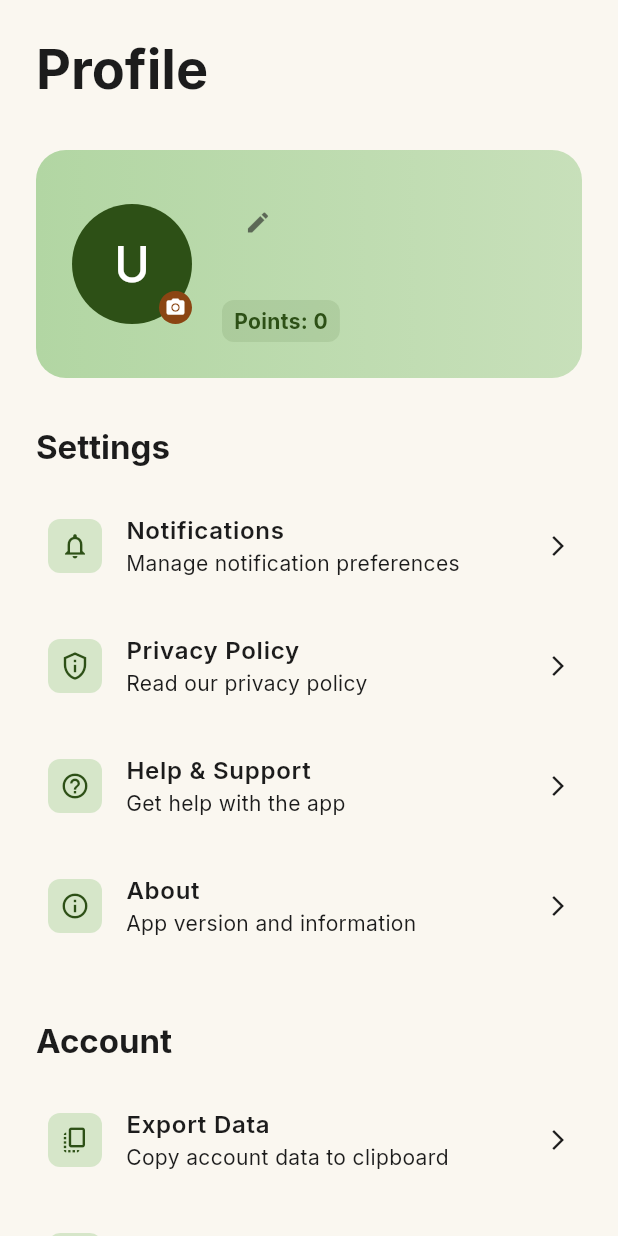
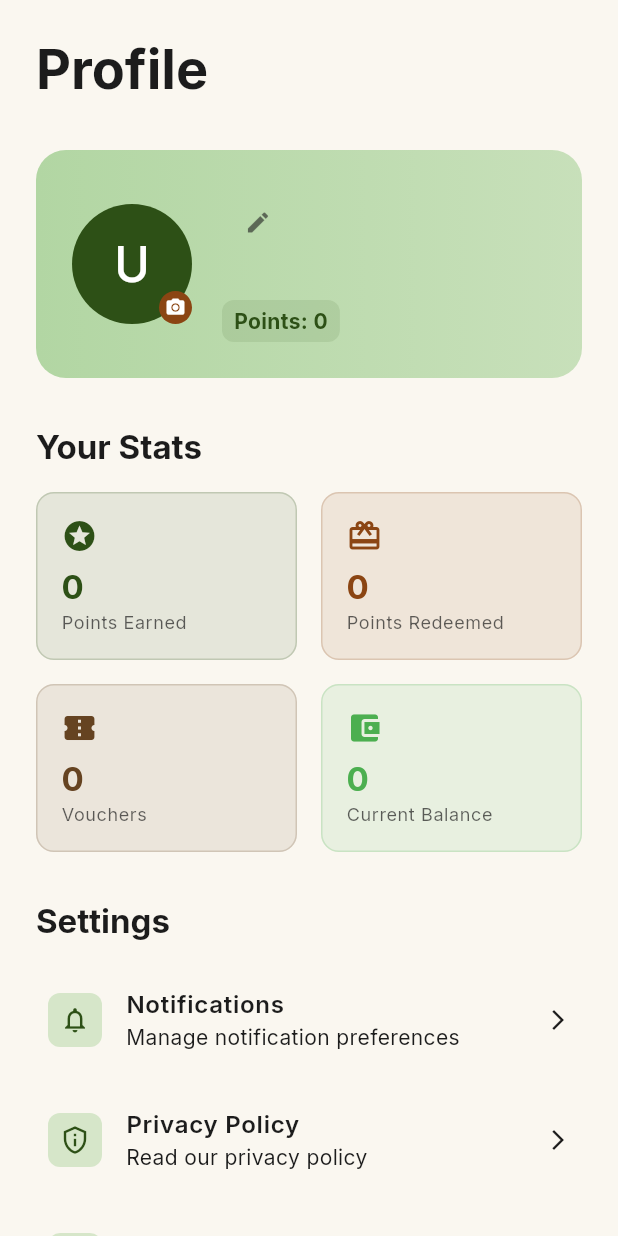
Before and after one commit to FabLords05/Tap-Collect, a Flutter app: the ProfileScreen screen opened directly, on a phone screen of 412 x 824 dp. Run offline on Flutter 3.47's test engine with Material 3 defaults, Android fonts, the phone set to English and light mode, and no system bars; our stand-ins replace google_fonts, image_picker, logger, qr_flutter, shared_preferences, sqflite; missing offline and left inert: mobile_scanner, nfc_manager; accounts and stored records are empty.

Commit message:
reverted features for the profile page

```diff
--- a/lib/screens/home/profile_screen.dart
+++ b/lib/screens/home/profile_screen.dart
@@ -1,10 +1,12 @@
 import 'package:flutter/material.dart';
 import 'package:flutter/services.dart'; // For Clipboard
-import 'dart:convert'; // For JSON formatting
+import 'dart:convert'; // For JSON formatting and base64Decode
 import 'package:image_picker/image_picker.dart';
 import 'package:grove_rewards/services/auth_service.dart';
 import 'package:grove_rewards/services/api_service.dart';
 import 'package:grove_rewards/services/points_service.dart';
+import 'package:grove_rewards/services/voucher_service.dart'; // Added back
+import 'package:grove_rewards/services/app_logger.dart'; // Added back
 import 'package:grove_rewards/screens/auth/login_screen.dart';
 
 class ProfileScreen extends StatefulWidget {
@@ -15,27 +17,104 @@ class ProfileScreen extends StatefulWidget {
 }
 
 class _ProfileScreenState extends State<ProfileScreen> {
-  bool _isLoading = false;
-  int _balance = 0;
+  bool _isLoading = true;
+  Map<String, int> _pointsSummary = {};
+  Map<String, int> _voucherStats = {};
 
   @override
   void initState() {
     super.initState();
-    _loadData();
+    _loadProfileData();
   }
 
-  Future<void> _loadData() async {
-    // Refresh points balance
-    final points = await PointsService.getBalance();
-    if (mounted) {
-      setState(() {
-        _balance = points;
-      });
+  Future<void> _loadProfileData() async {
+    try {
+      // Fetching all detailed stats
+      final pointsSummary = await PointsService.getPointsSummary();
+      final voucherStats = await VoucherService.getVoucherStats();
+
+      if (mounted) {
+        setState(() {
+          _pointsSummary = pointsSummary;
+          _voucherStats = voucherStats;
+          _isLoading = false;
+        });
+      }
+    } catch (e) {
+      if (mounted) {
+        setState(() {
+          _isLoading = false;
+        });
+      }
     }
   }
 
-  // --- EDIT NAME LOGIC ---
+  // --- HELPER FOR PHOTOS ---
+  ImageProvider? _getAvatarImage(String? avatar) {
+    if (avatar == null || avatar.isEmpty) return null;
+    if (avatar.startsWith('http')) {
+      return NetworkImage(avatar);
+    }
+    try {
+      return MemoryImage(base64Decode(avatar));
+    } catch (e) {
+      return null;
+    }
+  }
+
+  // --- UPLOAD AVATAR LOGIC ---
+  Future<void> _pickAndUploadAvatar() async {
+    final user = AuthService.currentUser;
+    if (user == null) return;
+
+    final picker = ImagePicker();
+    final XFile? image = await picker.pickImage(
+      source: ImageSource.gallery,
+      maxWidth: 512,
+      maxHeight: 512,
+      imageQuality: 70,
+    );
+
+    if (image == null) return;
+
+    // Show loading indicator
+    final navigator = Navigator.of(context);
+    final messenger = ScaffoldMessenger.of(context);
+    navigator.push(DialogRoute<void>(
+        context: context,
+        builder: (c) => const Center(child: CircularProgressIndicator())));
+
+    try {
+      final bytes = await image.readAsBytes();
+      final base64Image = base64Encode(bytes);
+
+      final avatarPath =
+          await ApiService.uploadAvatar(user.id, image.name, base64Image);
+
+      navigator.pop(); // Dismiss loading
+
+      if (avatarPath != null) {
+        final updatedUser = user.copyWith(avatar: avatarPath);
+        await AuthService.updateCurrentUser(updatedUser);
+
+        setState(() {}); // Refresh UI to show new image
+        messenger.showSnackBar(
+          const SnackBar(content: Text('Avatar updated successfully!')),
+        );
+      } else {
+        throw Exception("Upload failed");
+      }
+    } catch (e) {
+      navigator.pop(); // Dismiss loading on error
+      messenger.showSnackBar(
+        const SnackBar(content: Text('Failed to upload image. Server error.')),
+      );
+    }
+  }
+
+  // --- EDIT PROFILE LOGIC ---
   void _showEditProfileDialog() {
+    final theme = Theme.of(context);
     final user = AuthService.currentUser;
     final nameController = TextEditingController(text: user?.name ?? '');
 
@@ -62,9 +141,13 @@ class _ProfileScreenState extends State<ProfileScreen> {
               final newName = nameController.text.trim();
               if (newName.isEmpty) return;
 
-              Navigator.pop(context); // Close dialog
+              Navigator.pop(context);
               _updateProfileField(name: newName);
             },
+            style: ElevatedButton.styleFrom(
+              backgroundColor: theme.colorScheme.primary,
+              foregroundColor: theme.colorScheme.onPrimary,
+            ),
             child: const Text('Save'),
           ),
         ],
@@ -72,60 +155,6 @@ class _ProfileScreenState extends State<ProfileScreen> {
     );
   }
 
-  // --- UPLOAD AVATAR LOGIC ---
-  Future<void> _pickAndUploadAvatar() async {
-    final user = AuthService.currentUser;
-    if (user == null) return;
-
-    final picker = ImagePicker();
-    // Pick image from gallery
-    final XFile? image = await picker.pickImage(
-      source: ImageSource.gallery,
-      maxWidth: 512, // Limit size for performance
-      maxHeight: 512,
-      imageQuality: 70,
-    );
-
-    if (image == null) return; // User cancelled
-
-    setState(() => _isLoading = true);
-
-    try {
-      // 1. Read file as bytes
-      final bytes = await image.readAsBytes();
-      // 2. Convert to Base64 string
-      final base64Image = base64Encode(bytes);
-
-      // 3. Upload to Server
-      final avatarPath =
-          await ApiService.uploadAvatar(user.id, image.name, base64Image);
-
-      if (avatarPath != null) {
-        // 4. Update Local State
-        final updatedUser = user.copyWith(avatar: avatarPath);
-        await AuthService.updateCurrentUser(updatedUser);
-
-        if (mounted) {
-          ScaffoldMessenger.of(context).showSnackBar(
-            const SnackBar(content: Text('Avatar updated successfully!')),
-          );
-        }
-      } else {
-        throw Exception("Upload failed");
-      }
-    } catch (e) {
-      if (mounted) {
-        ScaffoldMessenger.of(context).showSnackBar(
-          const SnackBar(
-              content: Text('Failed to upload image. Server error.')),
-        );
-      }
-    } finally {
-      if (mounted) setState(() => _isLoading = false);
-    }
-  }
-
-  // Helper to update user fields
   Future<void> _updateProfileField({String? name}) async {
     final user = AuthService.currentUser;
     if (user == null) return;
@@ -133,12 +162,10 @@ class _ProfileScreenState extends State<ProfileScreen> {
     setState(() => _isLoading = true);
 
     try {
-      // 1. Send Update to Server
       bool success = await ApiService.updateUser(user.id, {
         if (name != null) 'name': name,
       });
 
-      // 2. If Server accepted, update Local Storage
       if (success) {
         final updatedUser = user.copyWith(name: name);
         await AuthService.updateCurrentUser(updatedUser);
@@ -157,6 +184,132 @@ class _ProfileScreenState extends State<ProfileScreen> {
       }
     } finally {
       if (mounted) setState(() => _isLoading = false);
+    }
+  }
+
+  // --- EXPORT DATA LOGIC ---
+  Future<void> _exportAccountData() async {
+    final user = AuthService.currentUser;
+    if (user == null) return;
+
+    showDialog(
+      context: context,
+      barrierDismissible: false,
+      builder: (context) => const Center(child: CircularProgressIndicator()),
+    );
+
+    try {
+      final data = await ApiService.exportUserData(user.id);
+      Navigator.of(context).pop(); // Dismiss loading
+
+      if (data == null) {
+        ScaffoldMessenger.of(context).showSnackBar(
+            const SnackBar(content: Text('Failed to export data')));
+        return;
+      }
+
+      final jsonString = JsonEncoder.withIndent('  ').convert(data);
+      await Clipboard.setData(ClipboardData(text: jsonString));
+
+      ScaffoldMessenger.of(context).showSnackBar(
+        const SnackBar(content: Text('Account data copied to clipboard')),
+      );
+    } catch (e, st) {
+      Navigator.of(context).pop();
+      AppLogger.error('Export account error: $e', e, st);
+      ScaffoldMessenger.of(context).showSnackBar(
+          const SnackBar(content: Text('An error occurred exporting data')));
+    }
+  }
+
+  // --- DELETE ACCOUNT LOGIC ---
+  Future<void> _confirmDeleteAccount() async {
+    final exportConfirmed = await showDialog<bool>(
+      context: context,
+      builder: (context) => AlertDialog(
+        shape: RoundedRectangleBorder(borderRadius: BorderRadius.circular(16)),
+        title: const Text('Export Data'),
+        content: const Text(
+            'Would you like to export your account data before deletion?'),
+        actions: [
+          TextButton(
+              onPressed: () => Navigator.of(context).pop(false),
+              child: const Text('No')),
+          ElevatedButton(
+              onPressed: () => Navigator.of(context).pop(true),
+              child: const Text('Yes')),
+        ],
+      ),
+    );
+
+    if (exportConfirmed == true) {
+      await _exportAccountData();
+    }
+
+    final confirmed = await showDialog<bool>(
+      context: context,
+      builder: (context) => AlertDialog(
+        shape: RoundedRectangleBorder(borderRadius: BorderRadius.circular(16)),
+        title: const Text('Delete Account'),
+        content: const Text(
+          'This action is irreversible. Are you sure you want to permanently delete your account and all associated data?',
+        ),
+        actions: [
+          TextButton(
+              onPressed: () => Navigator.of(context).pop(false),
+              child: const Text('Cancel')),
+          ElevatedButton(
+            onPressed: () => Navigator.of(context).pop(true),
+            style: ElevatedButton.styleFrom(
+                backgroundColor: Colors.red, foregroundColor: Colors.white),
+            child: const Text('Delete'),
+          ),
+        ],
+      ),
+    );
+
+    if (confirmed == true) {
+      await _deleteAccount();
+    }
+  }
+
+  Future<void> _deleteAccount() async {
+    final user = AuthService.currentUser;
+    if (user == null) return;
+
+    final navigator = Navigator.of(context);
+    final messenger = ScaffoldMessenger.of(context);
+
+    navigator.push(DialogRoute<void>(
+      context: context,
+      builder: (context) => const Center(child: CircularProgressIndicator()),
+    ));
+
+    try {
+      final success = await ApiService.deleteUser(user.id);
+      navigator.pop();
+
+      if (success) {
+        await AuthService.logout();
+        navigator.pushAndRemoveUntil(
+          MaterialPageRoute(builder: (context) => const LoginScreen()),
+          (route) => false,
+        );
+      } else {
+        messenger.showSnackBar(
+          const SnackBar(
+              content: Text('Failed to delete account. Please try again.'),
+              backgroundColor: Colors.red),
+        );
+      }
+    } catch (e, st) {
+      navigator.pop();
+      AppLogger.error('Delete account error: $e', e, st);
+      messenger.showSnackBar(
+        const SnackBar(
+            content: Text('An error occurred. Please try again later.'),
+            backgroundColor: Colors.red),
+      );
     }
   }
 
@@ -201,7 +354,7 @@ class _ProfileScreenState extends State<ProfileScreen> {
     return Scaffold(
       backgroundColor: theme.colorScheme.surface,
       body: SafeArea(
-        child: _isLoading
+        child: _isLoading && _pointsSummary.isEmpty
             ? const Center(child: CircularProgressIndicator())
             : SingleChildScrollView(
                 padding: const EdgeInsets.all(24),
@@ -230,7 +383,6 @@ class _ProfileScreenState extends State<ProfileScreen> {
                       ),
                       child: Row(
                         children: [
-                          // Avatar with Edit Badge
                           GestureDetector(
                             onTap: _pickAndUploadAvatar,
                             child: Stack(
@@ -238,12 +390,8 @@ class _ProfileScreenState extends State<ProfileScreen> {
                                 CircleAvatar(
                                   radius: 40,
                                   backgroundColor: theme.colorScheme.primary,
-                                  backgroundImage: user.avatar != null &&
-                                          user.avatar!.startsWith('http')
-                                      ? NetworkImage(user.avatar!)
-                                      : null,
-                                  child: user.avatar == null ||
-                                          !user.avatar!.startsWith('http')
+                                  backgroundImage: _getAvatarImage(user.avatar),
+                                  child: _getAvatarImage(user.avatar) == null
                                       ? Text(
                                           user.name.isNotEmpty
                                               ? user.name[0].toUpperCase()
@@ -273,7 +421,6 @@ class _ProfileScreenState extends State<ProfileScreen> {
                             ),
                           ),
                           const SizedBox(width: 20),
-                          // Name and Email
                           Expanded(
                             child: Column(
                               crossAxisAlignment: CrossAxisAlignment.start,
@@ -314,7 +461,7 @@ class _ProfileScreenState extends State<ProfileScreen> {
                                     borderRadius: BorderRadius.circular(8),
                                   ),
                                   child: Text(
-                                    'Points: $_balance',
+                                    'Points: ${_pointsSummary['currentBalance'] ?? 0}',
                                     style: TextStyle(
                                         color: theme.colorScheme.primary,
                                         fontWeight: FontWeight.bold),
@@ -329,7 +476,69 @@ class _ProfileScreenState extends State<ProfileScreen> {
 
                     const SizedBox(height: 32),
 
-                    // --- GENERAL SETTINGS (Restored) ---
+                    // --- STATS SECTION ---
+                    Text(
+                      'Your Stats',
+                      style: theme.textTheme.titleLarge?.copyWith(
+                        color: theme.colorScheme.onSurface,
+                        fontWeight: FontWeight.bold,
+                      ),
+                    ),
+                    const SizedBox(height: 16),
+
+                    Row(
+                      children: [
+                        Expanded(
+                          child: _buildStatCard(
+                            context,
+                            icon: Icons.stars,
+                            title: 'Points Earned',
+                            value: '${_pointsSummary['totalEarned'] ?? 0}',
+                            color: theme.colorScheme.primary,
+                          ),
+                        ),
+                        const SizedBox(width: 16),
+                        Expanded(
+                          child: _buildStatCard(
+                            context,
+                            icon: Icons.redeem,
+                            title: 'Points Redeemed',
+                            value: '${_pointsSummary['totalRedeemed'] ?? 0}',
+                            color: theme.colorScheme.secondary,
+                          ),
+                        ),
+                      ],
+                    ),
+
+                    const SizedBox(height: 16),
+
+                    Row(
+                      children: [
+                        Expanded(
+                          child: _buildStatCard(
+                            context,
+                            icon: Icons.confirmation_num,
+                            title: 'Vouchers',
+                            value: '${_voucherStats['total'] ?? 0}',
+                            color: theme.colorScheme.tertiary,
+                          ),
+                        ),
+                        const SizedBox(width: 16),
+                        Expanded(
+                          child: _buildStatCard(
+                            context,
+                            icon: Icons.account_balance_wallet,
+                            title: 'Current Balance',
+                            value: '${_pointsSummary['currentBalance'] ?? 0}',
+                            color: Colors.green,
+                          ),
+                        ),
+                      ],
+                    ),
+
+                    const SizedBox(height: 32),
+
+                    // --- GENERAL SETTINGS ---
                     Text('Settings',
                         style: theme.textTheme.titleLarge
                             ?.copyWith(fontWeight: FontWeight.bold)),
@@ -343,8 +552,8 @@ class _ProfileScreenState extends State<ProfileScreen> {
                       onTap: () {
                         ScaffoldMessenger.of(context).showSnackBar(
                           const SnackBar(
-                            content: Text('Notification settings coming soon!'),
-                          ),
+                              content:
+                                  Text('Notification settings coming soon!')),
                         );
                       },
                     ),
@@ -357,8 +566,7 @@ class _ProfileScreenState extends State<ProfileScreen> {
                       onTap: () {
                         ScaffoldMessenger.of(context).showSnackBar(
                           const SnackBar(
-                            content: Text('Privacy policy coming soon!'),
-                          ),
+                              content: Text('Privacy policy coming soon!')),
                         );
                       },
                     ),
@@ -371,8 +579,7 @@ class _ProfileScreenState extends State<ProfileScreen> {
                       onTap: () {
                         ScaffoldMessenger.of(context).showSnackBar(
                           const SnackBar(
-                            content: Text('Help & support coming soon!'),
-                          ),
+                              content: Text('Help & support coming soon!')),
                         );
                       },
                     ),
@@ -393,10 +600,8 @@ class _ProfileScreenState extends State<ProfileScreen> {
                               color: theme.colorScheme.primary,
                               borderRadius: BorderRadius.circular(12),
                             ),
-                            child: Icon(
-                              Icons.nfc,
-                              color: theme.colorScheme.onPrimary,
-                            ),
+                            child: Icon(Icons.nfc,
+                                color: theme.colorScheme.onPrimary),
                           ),
                           children: [
                             const Text(
@@ -414,68 +619,20 @@ class _ProfileScreenState extends State<ProfileScreen> {
                             ?.copyWith(fontWeight: FontWeight.bold)),
                     const SizedBox(height: 16),
 
-                    // Export Data (Clipboard)
                     _buildSettingsItem(
                       context,
                       icon: Icons.copy_all,
                       title: 'Export Data',
                       subtitle: 'Copy account data to clipboard',
-                      onTap: () async {
-                        final data = await ApiService.exportUserData(user.id);
-                        if (data != null) {
-                          await Clipboard.setData(
-                              ClipboardData(text: jsonEncode(data)));
-                          if (mounted) {
-                            ScaffoldMessenger.of(context).showSnackBar(
-                              const SnackBar(
-                                  content: Text('Data copied to clipboard!')),
-                            );
-                          }
-                        }
-                      },
+                      onTap: _exportAccountData,
                     ),
 
-                    // Delete Account
                     _buildSettingsItem(
                       context,
                       icon: Icons.delete_outline,
                       title: 'Delete Account',
                       subtitle: 'Permanently remove your data',
-                      onTap: () async {
-                        final confirm = await showDialog<bool>(
-                          context: context,
-                          builder: (c) => AlertDialog(
-                            title: const Text("Delete Account"),
-                            content: const Text(
-                                "This cannot be undone. Are you sure?"),
-                            actions: [
-                              TextButton(
-                                  onPressed: () => Navigator.pop(c, false),
-                                  child: const Text("Cancel")),
-                              ElevatedButton(
-                                  style: ElevatedButton.styleFrom(
-                                      backgroundColor: Colors.red),
-                                  onPressed: () => Navigator.pop(c, true),
-                                  child: const Text("Delete",
-                                      style: TextStyle(color: Colors.white))),
-                            ],
-                          ),
-                        );
-
-                        if (confirm == true) {
-                          final success = await ApiService.deleteUser(user.id);
-                          if (success) {
-                            await AuthService.logout();
-                            if (mounted) {
-                              Navigator.of(context).pushAndRemoveUntil(
-                                MaterialPageRoute(
-                                    builder: (_) => const LoginScreen()),
-                                (r) => false,
-                              );
-                            }
-                          }
-                        }
-                      },
+                      onTap: _confirmDeleteAccount,
                     ),
 
                     const SizedBox(height: 32),
@@ -499,6 +656,45 @@ class _ProfileScreenState extends State<ProfileScreen> {
                   ],
                 ),
               ),
+      ),
+    );
+  }
+
+  Widget _buildStatCard(
+    BuildContext context, {
+    required IconData icon,
+    required String title,
+    required String value,
+    required Color color,
+  }) {
+    final theme = Theme.of(context);
+    return Container(
+      padding: const EdgeInsets.all(16),
+      decoration: BoxDecoration(
+        color: color.withOpacity(0.1),
+        borderRadius: BorderRadius.circular(12),
+        border: Border.all(color: color.withOpacity(0.2)),
+      ),
+      child: Column(
+        crossAxisAlignment: CrossAxisAlignment.start,
+        children: [
+          Icon(icon, color: color, size: 24),
+          const SizedBox(height: 8),
+          Text(
+            value,
+            style: theme.textTheme.titleLarge?.copyWith(
+              color: color,
+              fontWeight: FontWeight.bold,
+            ),
+          ),
+          const SizedBox(height: 2),
+          Text(
+            title,
+            style: theme.textTheme.bodySmall?.copyWith(
+              color: theme.colorScheme.onSurface.withOpacity(0.7),
+            ),
+          ),
+        ],
       ),
     );
   }
```
